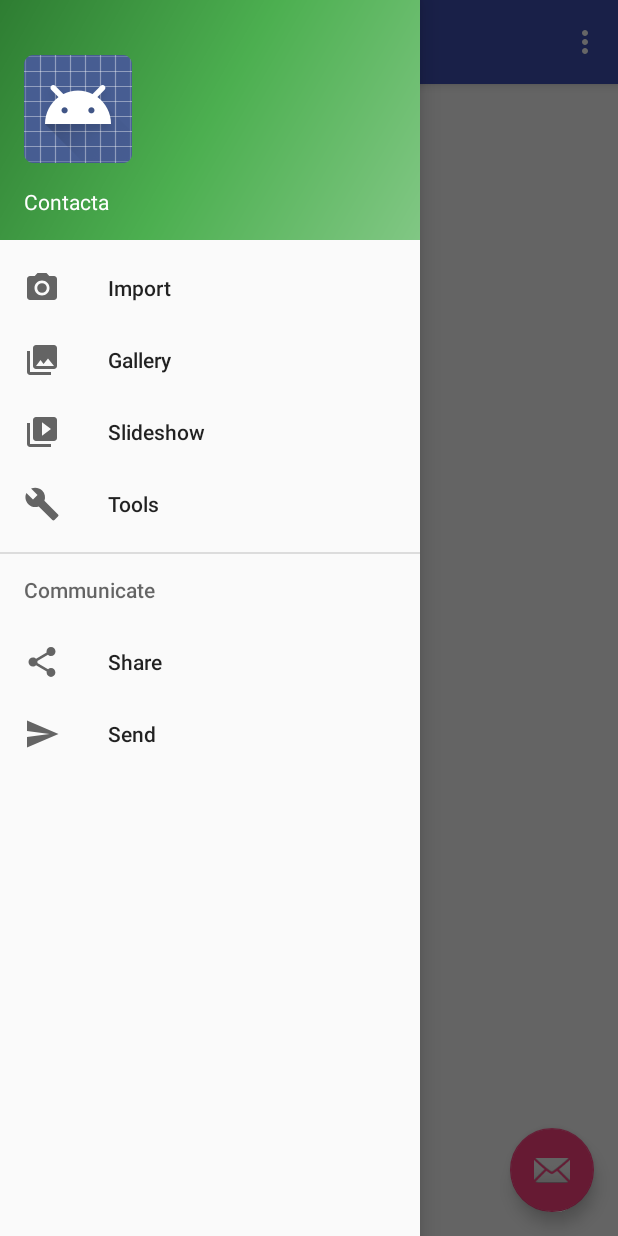
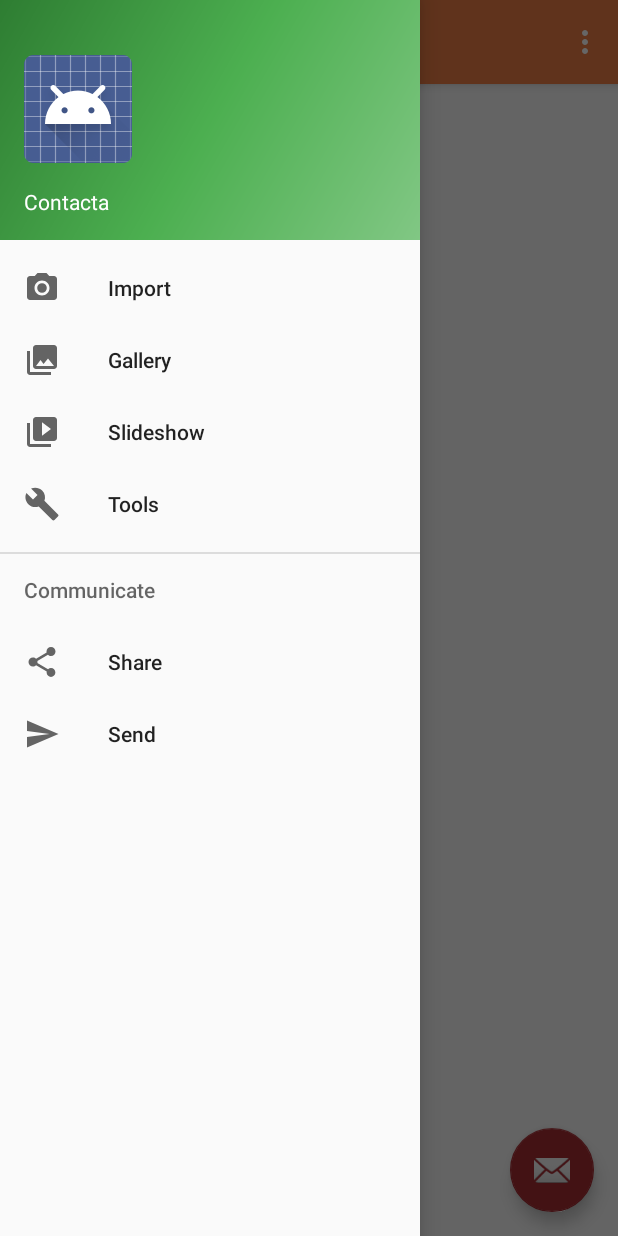
Before and after one commit to grupoultra/contacta, an Android app: the screen it shows after launch (MainActivity), with the side drawer open, on a phone screen of 412 x 824 dp. Run offline under Robolectric (Android 15) with nearby library versions, the phone set to English and light mode, and no system bars.

Commit message:
Cambiando los colores del theme

```diff
--- a/app/src/main/res/values/colors.xml
+++ b/app/src/main/res/values/colors.xml
@@ -1,6 +1,6 @@
 <?xml version="1.0" encoding="utf-8"?>
 <resources>
-    <color name="colorPrimary">#3F51B5</color>
+    <color name="colorPrimary">#F28147</color>
     <color name="colorPrimaryDark">#303F9F</color>
-    <color name="colorAccent">#FF4081</color>
+    <color name="colorAccent">#A82C32</color>
 </resources>
```
